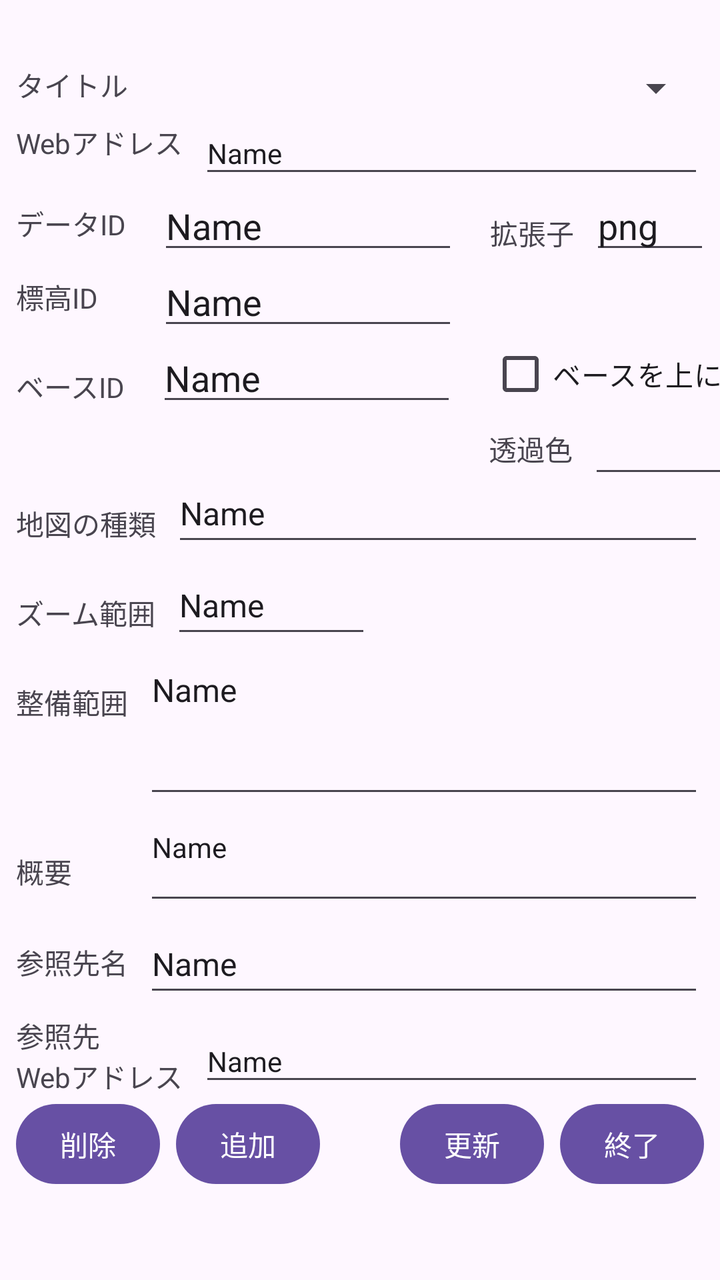
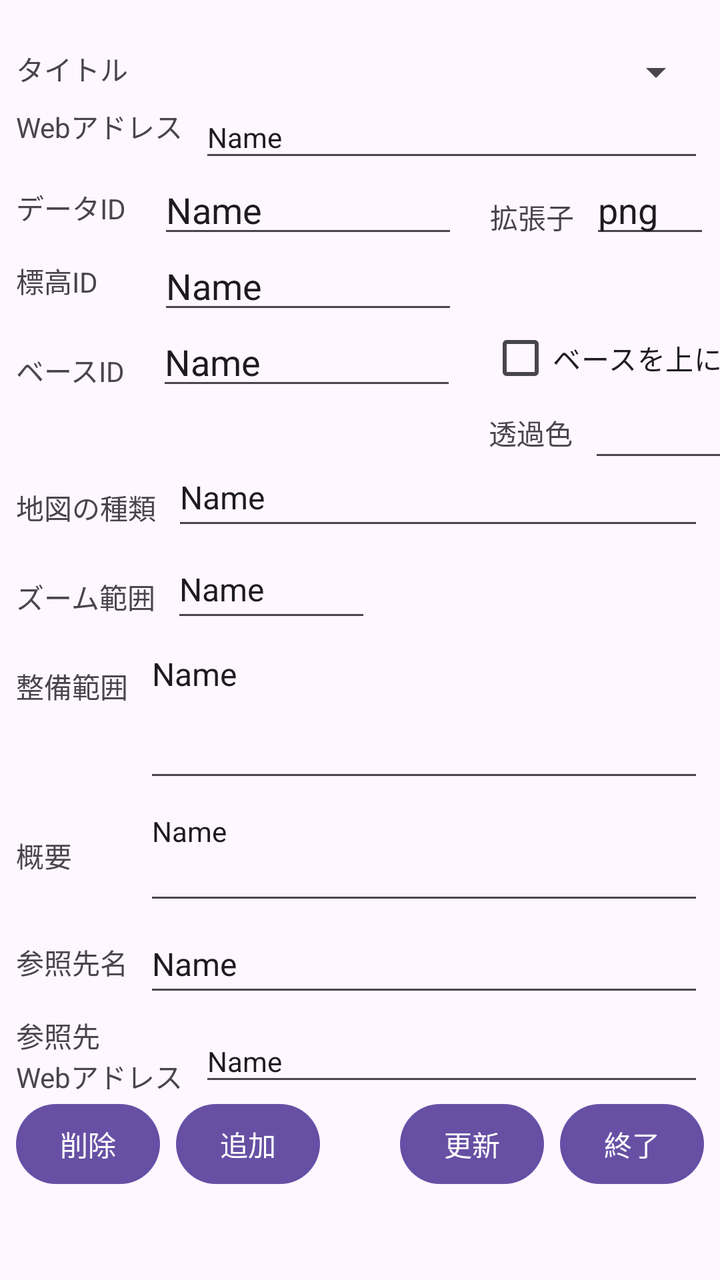

Two renders of the same Android screen: before a commit and after it. Below are the layout's source before the change and the commit's diff.
<!-- AndroidManifest.xml: application theme Theme.MyApplication4 -->
<!-- res/layout/activity_map_info_data.xml -->
<?xml version="1.0" encoding="utf-8"?>
<androidx.constraintlayout.widget.ConstraintLayout xmlns:android="http://schemas.android.com/apk/res/android"
    xmlns:app="http://schemas.android.com/apk/res-auto"
    xmlns:tools="http://schemas.android.com/tools"
    android:id="@+id/main"
    android:layout_width="match_parent"
    android:layout_height="match_parent"
    tools:context=".MapInfoDataActivity">


    <TextView
        android:id="@+id/textView24"
        android:layout_width="wrap_content"
        android:layout_height="wrap_content"
        android:layout_marginStart="16dp"
        android:layout_marginTop="8dp"
        android:text="透過色"
        app:layout_constraintStart_toEndOf="@+id/editTextTextPersonName5"
        app:layout_constraintTop_toBottomOf="@+id/checkBox" />

    <EditText
        android:id="@+id/editTextTextPersonName12"
        android:layout_width="60dp"
        android:layout_height="38dp"
        android:layout_marginStart="8dp"
        android:ems="10"
        android:inputType="textPersonName"
        android:text="png"
        app:layout_constraintStart_toEndOf="@+id/textView15"
        app:layout_constraintTop_toBottomOf="@+id/editTextTextPersonName" />

    <TextView
        android:id="@+id/textView12"
        android:layout_width="wrap_content"
        android:layout_height="wrap_content"
        android:layout_marginStart="8dp"
        android:layout_marginTop="32dp"
        android:text="タイトル"
        app:layout_constraintStart_toStartOf="parent"
        app:layout_constraintTop_toTopOf="parent" />

    <Spinner
        android:id="@+id/spinner"
        android:layout_width="0dp"
        android:layout_height="24dp"
        android:layout_marginStart="8dp"
        android:layout_marginTop="32dp"
        android:layout_marginEnd="8dp"
        app:layout_constraintEnd_toEndOf="parent"
        app:layout_constraintStart_toEndOf="@+id/textView12"
        app:layout_constraintTop_toTopOf="parent" />

    <TextView
        android:id="@+id/textView13"
        android:layout_width="wrap_content"
        android:layout_height="wrap_content"
        android:layout_marginStart="8dp"
        android:layout_marginTop="8dp"
        android:text="Webアドレス"
        app:layout_constraintStart_toStartOf="parent"
        app:layout_constraintTop_toBottomOf="@+id/textView12" />

    <EditText
        android:id="@+id/editTextTextPersonName"
        android:layout_width="0dp"
        android:layout_height="38dp"
        android:layout_marginStart="8dp"
        android:layout_marginEnd="8dp"
        android:ems="10"
        android:inputType="textPersonName"
        android:text="Name"
        android:textSize="14sp"
        app:layout_constraintEnd_toEndOf="parent"
        app:layout_constraintStart_toEndOf="@+id/textView13"
        app:layout_constraintTop_toBottomOf="@+id/spinner" />

    <TextView
        android:id="@+id/textView14"
        android:layout_width="wrap_content"
        android:layout_height="wrap_content"
        android:layout_marginStart="8dp"
        android:layout_marginTop="20dp"
        android:text="データID"
        app:layout_constraintStart_toStartOf="parent"
        app:layout_constraintTop_toBottomOf="@+id/textView13" />

    <EditText
        android:id="@+id/editTextTextPersonName2"
        android:layout_width="150dp"
        android:layout_height="38dp"
        android:layout_marginStart="16dp"
        android:ems="10"
        android:inputType="textPersonName"
        android:text="Name"
        app:layout_constraintStart_toEndOf="@+id/textView14"
        app:layout_constraintTop_toBottomOf="@+id/editTextTextPersonName" />

    <TextView
        android:id="@+id/textView15"
        android:layout_width="wrap_content"
        android:layout_height="wrap_content"
        android:layout_marginStart="16dp"
        android:layout_marginTop="12dp"
        android:text="拡張子"
        app:layout_constraintStart_toEndOf="@+id/editTextTextPersonName2"
        app:layout_constraintTop_toBottomOf="@+id/editTextTextPersonName" />

    <EditText
        android:id="@+id/editTextTextPersonName3"
        android:layout_width="100dp"
        android:layout_height="38dp"
        android:layout_marginStart="8dp"
        android:ems="10"
        android:inputType="textPersonName"
        app:layout_constraintStart_toEndOf="@+id/textView24"
        app:layout_constraintTop_toBottomOf="@+id/checkBox" />

    <TextView
        android:id="@+id/textView16"
        android:layout_width="wrap_content"
        android:layout_height="wrap_content"
        android:layout_marginStart="8dp"
        android:layout_marginTop="16dp"
        android:text="標高ID"
        app:layout_constraintStart_toStartOf="parent"
        app:layout_constraintTop_toBottomOf="@+id/textView14" />

    <EditText
        android:id="@+id/editTextTextPersonName4"
        android:layout_width="150dp"
        android:layout_height="38dp"
        android:layout_marginStart="30dp"
        android:ems="10"
        android:inputType="textPersonName"
        android:text="Name"
        app:layout_constraintStart_toEndOf="@+id/textView16"
        app:layout_constraintTop_toBottomOf="@+id/editTextTextPersonName2" />

    <TextView
        android:id="@+id/textView17"
        android:layout_width="wrap_content"
        android:layout_height="wrap_content"
        android:layout_marginStart="8dp"
        android:layout_marginTop="24dp"
        android:text="ベースID"
        app:layout_constraintStart_toStartOf="parent"
        app:layout_constraintTop_toBottomOf="@+id/textView16" />

    <EditText
        android:id="@+id/editTextTextPersonName5"
        android:layout_width="150dp"
        android:layout_height="38dp"
        android:layout_marginStart="16dp"
        android:ems="10"
        android:inputType="textPersonName"
        android:text="Name"
        app:layout_constraintStart_toEndOf="@+id/textView17"
        app:layout_constraintTop_toBottomOf="@+id/editTextTextPersonName4" />

    <CheckBox
        android:id="@+id/checkBox"
        android:layout_width="wrap_content"
        android:layout_height="38dp"
        android:layout_marginStart="16dp"
        android:layout_marginTop="36dp"
        android:text="ベースを上に"
        app:layout_constraintStart_toEndOf="@+id/editTextTextPersonName5"
        app:layout_constraintTop_toBottomOf="@+id/editTextTextPersonName12" />

    <TextView
        android:id="@+id/textView18"
        android:layout_width="wrap_content"
        android:layout_height="wrap_content"
        android:layout_marginStart="8dp"
        android:layout_marginTop="48dp"
        android:text="地図の種類"
        app:layout_constraintStart_toStartOf="parent"
        app:layout_constraintTop_toBottomOf="@+id/textView17" />

    <EditText
        android:id="@+id/editTextTextPersonName6"
        android:layout_width="0dp"
        android:layout_height="46dp"
        android:layout_marginStart="8dp"
        android:layout_marginTop="24dp"
        android:layout_marginEnd="8dp"
        android:ems="10"
        android:inputType="textPersonName"
        android:text="Name"
        android:textSize="16sp"
        app:layout_constraintEnd_toEndOf="parent"
        app:layout_constraintStart_toEndOf="@+id/textView18"
        app:layout_constraintTop_toBottomOf="@+id/editTextTextPersonName5" />

    <TextView
        android:id="@+id/textView19"
        android:layout_width="wrap_content"
        android:layout_height="wrap_content"
        android:layout_marginStart="8dp"
        android:layout_marginTop="24dp"
        android:text="ズーム範囲"
        app:layout_constraintStart_toStartOf="parent"
        app:layout_constraintTop_toBottomOf="@+id/textView18" />

    <EditText
        android:id="@+id/editTextTextPersonName7"
        android:layout_width="100dp"
        android:layout_height="46dp"
        android:layout_marginStart="8dp"
        android:ems="10"
        android:inputType="textPersonName"
        android:text="Name"
        android:textSize="16sp"
        app:layout_constraintStart_toEndOf="@+id/textView19"
        app:layout_constraintTop_toBottomOf="@+id/editTextTextPersonName6" />

    <TextView
        android:id="@+id/textView20"
        android:layout_width="wrap_content"
        android:layout_height="wrap_content"
        android:layout_marginStart="8dp"
        android:layout_marginTop="24dp"
        android:text="整備範囲"
        app:layout_constraintStart_toStartOf="parent"
        app:layout_constraintTop_toBottomOf="@+id/textView19" />

    <EditText
        android:id="@+id/editTextTextPersonName8"
        android:layout_width="0dp"
        android:layout_height="80dp"
        android:layout_marginStart="8dp"
        android:layout_marginEnd="8dp"
        android:ems="10"
        android:gravity="top|left"
        android:inputType="textMultiLine|textPersonName"
        android:scrollHorizontally="false"
        android:text="Name"
        android:textSize="16sp"
        app:layout_constraintEnd_toEndOf="parent"
        app:layout_constraintStart_toEndOf="@+id/textView20"
        app:layout_constraintTop_toBottomOf="@+id/editTextTextPersonName7" />

    <TextView
        android:id="@+id/textView21"
        android:layout_width="wrap_content"
        android:layout_height="wrap_content"
        android:layout_marginStart="8dp"
        android:layout_marginTop="64dp"
        android:text="概要"
        app:layout_constraintStart_toStartOf="parent"
        app:layout_constraintTop_toBottomOf="@+id/textView20" />

    <EditText
        android:id="@+id/editTextTextPersonName9"
        android:layout_width="0dp"
        android:layout_height="0dp"
        android:layout_marginStart="36dp"
        android:layout_marginEnd="8dp"
        android:ems="10"
        android:gravity="top|left"
        android:inputType="textMultiLine|textPersonName"
        android:scrollHorizontally="false"
        android:singleLine="true"
        android:text="Name"
        android:textSize="14sp"
        app:layout_constraintBottom_toTopOf="@+id/editTextTextPersonName10"
        app:layout_constraintEnd_toEndOf="parent"
        app:layout_constraintStart_toEndOf="@+id/textView21"
        app:layout_constraintTop_toBottomOf="@+id/editTextTextPersonName8" />

    <TextView
        android:id="@+id/textView22"
        android:layout_width="wrap_content"
        android:layout_height="wrap_content"
        android:layout_marginStart="8dp"
        android:layout_marginBottom="16dp"
        android:text="参照先名"
        app:layout_constraintBottom_toTopOf="@+id/textView23"
        app:layout_constraintStart_toStartOf="parent" />

    <EditText
        android:id="@+id/editTextTextPersonName10"
        android:layout_width="0dp"
        android:layout_height="46dp"
        android:layout_marginStart="8dp"
        android:layout_marginEnd="8dp"
        android:layout_marginBottom="4dp"
        android:ems="10"
        android:inputType="textPersonName"
        android:text="Name"
        android:textSize="16sp"
        app:layout_constraintBottom_toTopOf="@+id/textView23"
        app:layout_constraintEnd_toEndOf="parent"
        app:layout_constraintStart_toEndOf="@+id/textView22" />

    <TextView
        android:id="@+id/textView23"
        android:layout_width="wrap_content"
        android:layout_height="wrap_content"
        android:layout_marginStart="8dp"
        android:text="参照先\nWebアドレス"
        app:layout_constraintBottom_toTopOf="@+id/button3"
        app:layout_constraintStart_toStartOf="parent" />

    <EditText
        android:id="@+id/editTextTextPersonName11"
        android:layout_width="0dp"
        android:layout_height="38dp"
        android:layout_marginStart="8dp"
        android:layout_marginEnd="8dp"
        android:ems="10"
        android:inputType="textPersonName"
        android:text="Name"
        android:textSize="14sp"
        app:layout_constraintBottom_toTopOf="@+id/button3"
        app:layout_constraintEnd_toEndOf="parent"
        app:layout_constraintStart_toEndOf="@+id/textView23" />

    <Button
        android:id="@+id/button3"
        android:layout_width="72dp"
        android:layout_height="wrap_content"
        android:layout_marginStart="8dp"
        android:layout_marginBottom="44dp"
        android:minWidth="0dp"
        android:paddingLeft="15dp"
        android:paddingRight="15dp"
        android:text="削除"
        app:layout_constraintBottom_toBottomOf="parent"
        app:layout_constraintStart_toStartOf="parent" />

    <Button
        android:id="@+id/button4"
        android:layout_width="72dp"
        android:layout_height="wrap_content"
        android:layout_marginEnd="8dp"
        android:layout_marginBottom="44dp"
        android:minWidth="0dp"
        android:paddingLeft="15dp"
        android:paddingRight="15dp"
        android:text="更新"
        app:layout_constraintBottom_toBottomOf="parent"
        app:layout_constraintEnd_toStartOf="@+id/button5" />

    <Button
        android:id="@+id/button5"
        android:layout_width="72dp"
        android:layout_height="wrap_content"
        android:layout_marginEnd="8dp"
        android:layout_marginBottom="44dp"
        android:minWidth="0dp"
        android:paddingLeft="15dp"
        android:paddingRight="15dp"
        android:text="終了"
        app:layout_constraintBottom_toBottomOf="parent"
        app:layout_constraintEnd_toEndOf="parent" />

    <Button
        android:id="@+id/button6"
        android:layout_width="72dp"
        android:layout_height="wrap_content"
        android:layout_marginStart="8dp"
        android:layout_marginBottom="44dp"
        android:minWidth="0dp"
        android:paddingLeft="15dp"
        android:paddingRight="15dp"
        android:text="追加"
        app:layout_constraintBottom_toBottomOf="parent"
        app:layout_constraintStart_toEndOf="@+id/button3" />

</androidx.constraintlayout.widget.ConstraintLayout>
<!-- resources referenced by this layout -->
<resources>
  <style name="Theme.MyApplication4" parent="Base.Theme.MyApplication4" />
  <style name="Base.Theme.MyApplication4" parent="Theme.Material3.DayNight">
          
          
      </style>
</resources>

<!-- the commit's change to res/layout/activity_map_info_data.xml (unified diff, before → after) -->
@@ -34,7 +34,7 @@
         android:layout_width="wrap_content"
         android:layout_height="wrap_content"
         android:layout_marginStart="8dp"
-        android:layout_marginTop="32dp"
+        android:layout_marginTop="24dp"
         android:text="タイトル"
         app:layout_constraintStart_toStartOf="parent"
         app:layout_constraintTop_toTopOf="parent" />
@@ -44,11 +44,10 @@
         android:layout_width="0dp"
         android:layout_height="24dp"
         android:layout_marginStart="8dp"
-        android:layout_marginTop="32dp"
         android:layout_marginEnd="8dp"
         app:layout_constraintEnd_toEndOf="parent"
         app:layout_constraintStart_toEndOf="@+id/textView12"
-        app:layout_constraintTop_toTopOf="parent" />
+        app:layout_constraintTop_toTopOf="@+id/textView12" />
 
     <TextView
         android:id="@+id/textView13"
